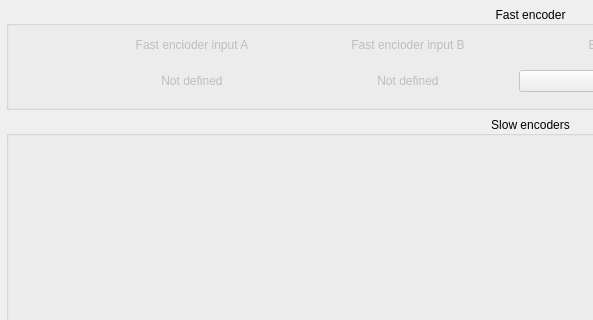
This is src/widgets/encodersconfig.ui in FreeJoy-Team/FreeJoyConfiguratorQt as Qt 5 draws it before an edit; both pictures show x 0 to 593 and y 0 to 320 of the 1062 by 640 pixel window. The edited form follows.
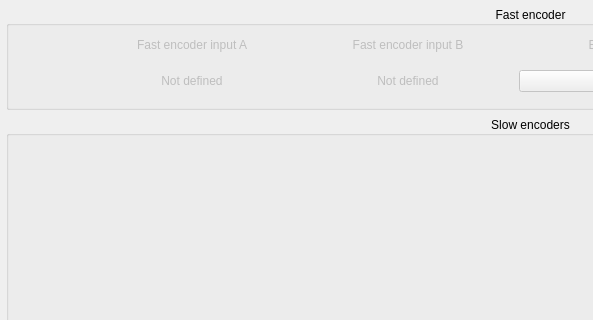
This is the edited form. Custom widgets are drawn as their Qt base class.

The edit to the form file:
```diff
--- a/src/widgets/encodersconfig.ui
+++ b/src/widgets/encodersconfig.ui
@@ -99,7 +99,7 @@
              <bool>false</bool>
             </property>
             <property name="text">
-             <string>Fast encioder input A</string>
+             <string>Fast encoder input A</string>
             </property>
             <property name="alignment">
              <set>Qt::AlignCenter</set>
@@ -112,7 +112,7 @@
              <bool>false</bool>
             </property>
             <property name="text">
-             <string>Fast encioder input B</string>
+             <string>Fast encoder input B</string>
             </property>
             <property name="alignment">
              <set>Qt::AlignCenter</set>
```
